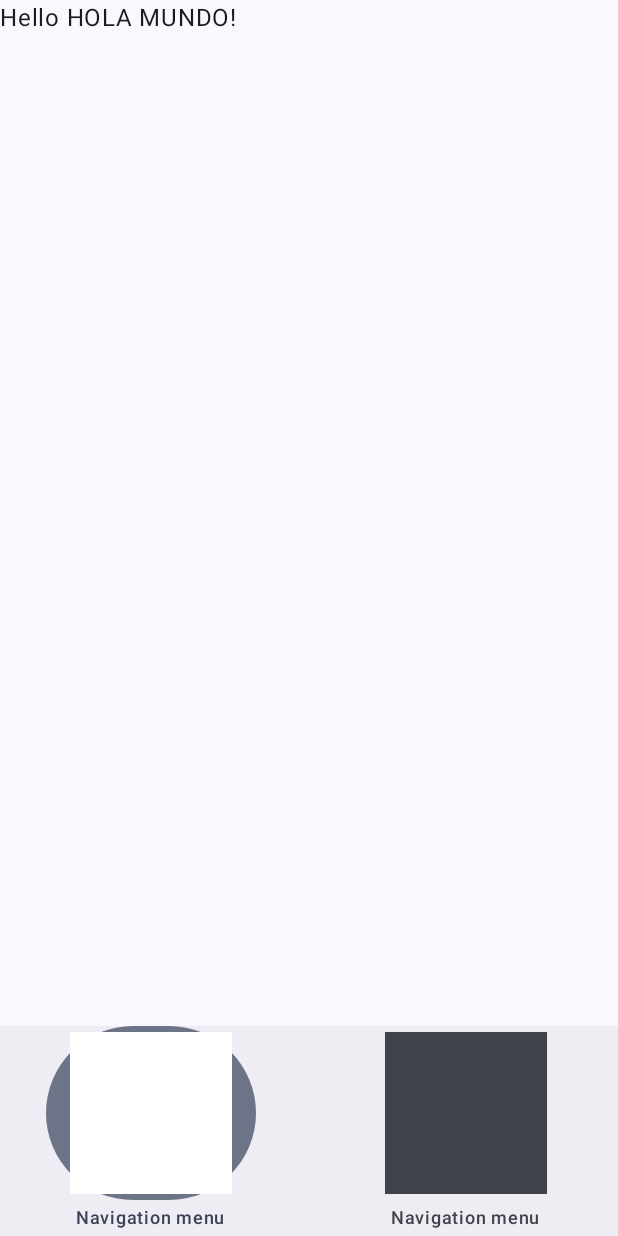
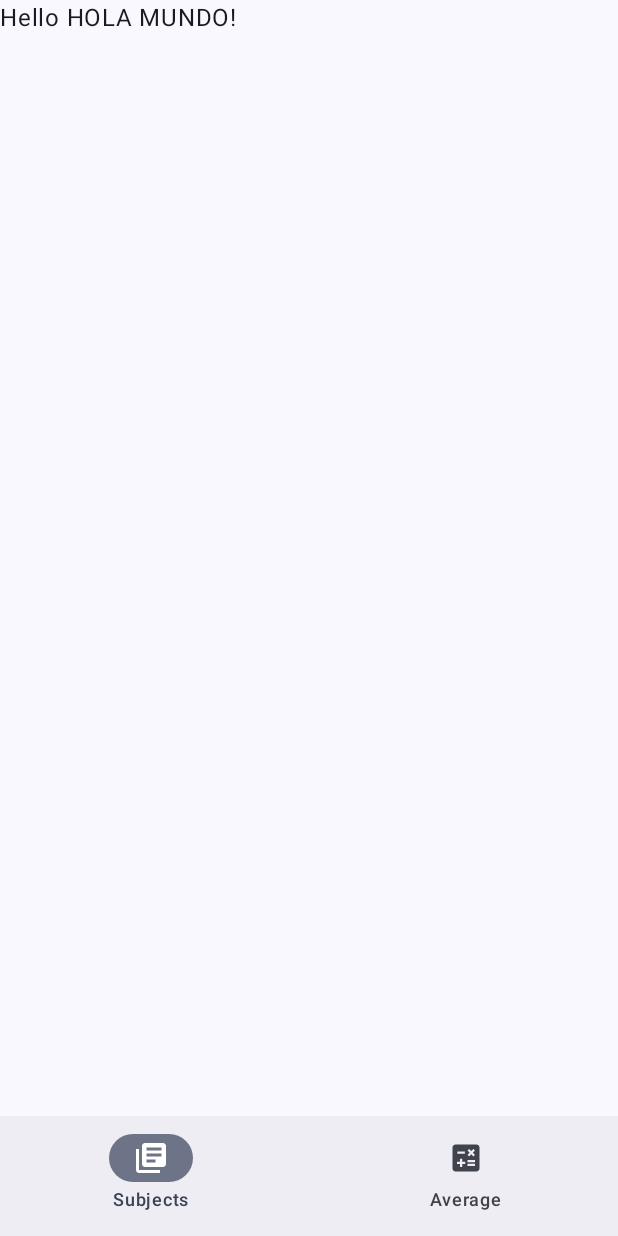
Before and after one commit to KevinAlexanderSoto/BookYouu-notesApp, an Android app built with Jetpack Compose: the screen it shows after launch (MainActivity), on a phone screen of 412 x 824 dp. Run offline under Robolectric (Android 15) with nearby library versions, the phone set to English and light mode, and no system bars; our stand-ins replace Dagger/Hilt's generated code, Room's generated code.

Commit message:
feature : add Bottom bar icons and strings

```diff
--- a/app/src/main/java/com/kalex/bookyouu_notesapp/navigation/BottomNavigationScreens.kt
+++ b/app/src/main/java/com/kalex/bookyouu_notesapp/navigation/BottomNavigationScreens.kt
@@ -11,14 +11,14 @@ sealed class BottomNavigationScreens(
 ) {
     object Subject : BottomNavigationScreens(
         Route.SUBJECT_LIST,
-        R.drawable.ic_launcher_background,
-        androidx.compose.ui.R.string.navigation_menu,
+        R.drawable.baseline_library_books_24,
+        R.string.subject_bottom_label,
     )
 
     object Average : BottomNavigationScreens(
         Route.AVERAGE_MAIN,
-        R.drawable.ic_launcher_background,
-        androidx.compose.ui.R.string.navigation_menu,
+        R.drawable.baseline_calculate_24,
+        R.string.average_bottom_label,
     )
 
     companion object {
--- /dev/null
+++ b/app/src/main/res/drawable/baseline_calculate_24.xml
@@ -0,0 +1,5 @@
+<vector android:height="24dp" android:tint="#000000"
+    android:viewportHeight="24" android:viewportWidth="24"
+    android:width="24dp" xmlns:android="http://schemas.android.com/apk/res/android">
+    <path android:fillColor="@android:color/white" android:pathData="M19,3H5C3.9,3 3,3.9 3,5v14c0,1.1 0.9,2 2,2h14c1.1,0 2,-0.9 2,-2V5C21,3.9 20.1,3 19,3zM13.03,7.06L14.09,6l1.41,1.41L16.91,6l1.06,1.06l-1.41,1.41l1.41,1.41l-1.06,1.06L15.5,9.54l-1.41,1.41l-1.06,-1.06l1.41,-1.41L13.03,7.06zM6.25,7.72h5v1.5h-5V7.72zM11.5,16h-2v2H8v-2H6v-1.5h2v-2h1.5v2h2V16zM18,17.25h-5v-1.5h5V17.25zM18,14.75h-5v-1.5h5V14.75z"/>
+</vector>
--- /dev/null
+++ b/app/src/main/res/drawable/baseline_library_books_24.xml
@@ -0,0 +1,5 @@
+<vector android:autoMirrored="true" android:height="24dp"
+    android:tint="#000000" android:viewportHeight="24"
+    android:viewportWidth="24" android:width="24dp" xmlns:android="http://schemas.android.com/apk/res/android">
+    <path android:fillColor="@android:color/white" android:pathData="M4,6L2,6v14c0,1.1 0.9,2 2,2h14v-2L4,20L4,6zM20,2L8,2c-1.1,0 -2,0.9 -2,2v12c0,1.1 0.9,2 2,2h12c1.1,0 2,-0.9 2,-2L22,4c0,-1.1 -0.9,-2 -2,-2zM19,11L9,11L9,9h10v2zM15,15L9,15v-2h6v2zM19,7L9,7L9,5h10v2z"/>
+</vector>
--- a/app/src/main/res/values/strings.xml
+++ b/app/src/main/res/values/strings.xml
@@ -1,5 +1,9 @@
 <resources>
     <string name="app_name">BookYouU-notesApp</string>
+    <!-- BOTTOM MENU SECTION -->
+    <string name="subject_bottom_label">Subjects</string>
+    <string name="average_bottom_label">Average</string>
+    <!--SUBJECT SECTION-->
     <string name="subjectList_no_subjectsFount_text">Upss… You do not have subjects, add one to start</string>
     <string name="subjectList_no_subjectsFount_ButtonText">Add</string>
 </resources>
```
Also changed, not shown: 1 other file.
